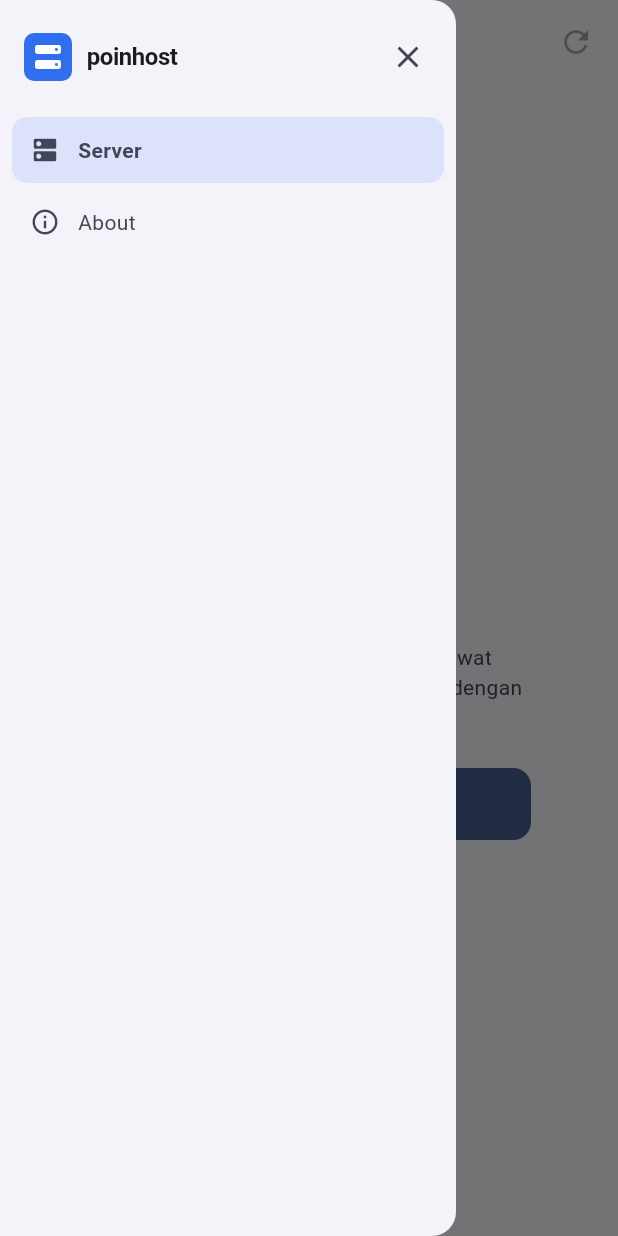
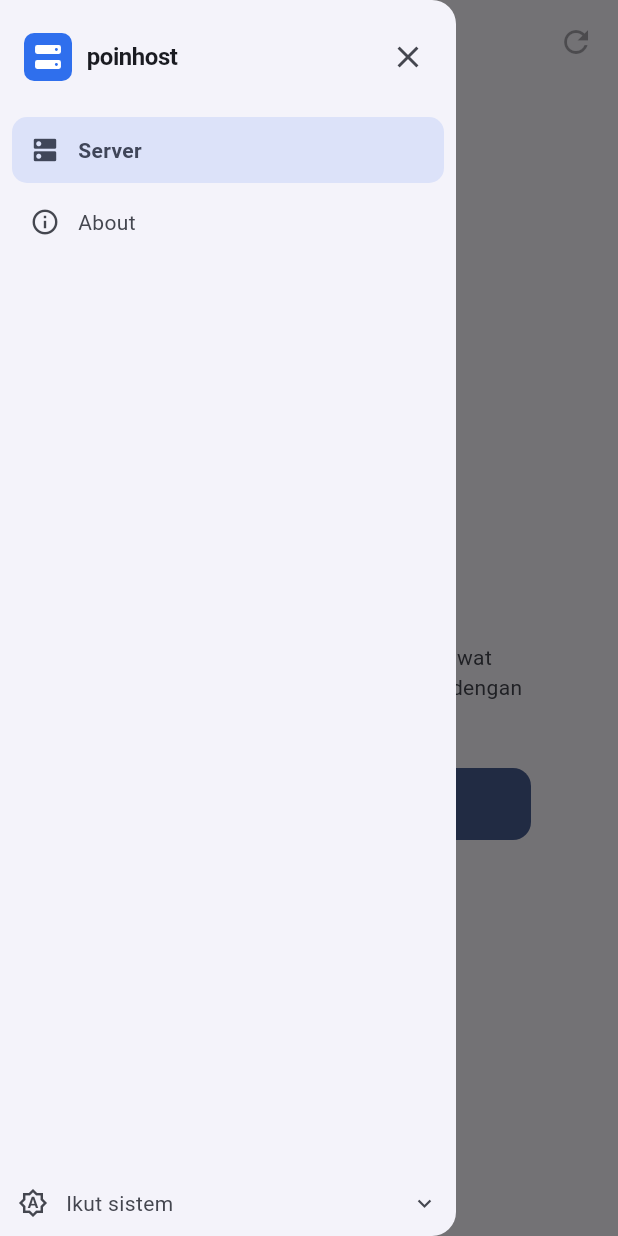
Before and after one commit to andyresta/poinhost, a Flutter app: the screen it shows after launch, after a tap on the "menu" icon, on a phone screen of 412 x 824 dp. Run offline on Flutter 3.47's test engine with Material 3 defaults, Android fonts, the phone set to English and light mode, and no system bars; our stand-ins replace flutter_secure_storage.

Commit message:
Add a theme picker, and stop the web build flashing white
Three choices, not a switch: System, Light, Dark. "Follow system" is the
default and has to be reachable again — a two-way switch turns it into a
one-way door, where the first tap stops the app following the phone's own
setting forever with no way back. It sits at the foot of the sidebar, so it
is reachable from either screen and in either layout.

The preference persists through the secure storage already in the project
rather than adding shared_preferences for one value. A theme is not a
secret, so that is semantically heavier than it needs to be, but a second
plugin is another native build surface that can break — and this project has
already paid that price once, when the Windows build failed because a plugin
wanted ATL. One read at startup will not be felt.

Separately: web/index.html set no background at all, so the page was the
browser's white until Flutter painted its first frame. That is the same flash
already fixed on Android, just moved to the web build; html and body now
carry the same colour as the Dart splash.

Checked by test, not by eye: the picker cycles through all three and back to
system, and the choice survives a reload. The user-visible answer to "what is
the white strip on the left" is that it is not the app — it is the edge of
the Claude window beside the preview pane; inside the pane the app fills the
width.

Co-Authored-By: Claude Opus 5 <noreply@anthropic.com>

```diff
--- a/mobile/lib/main.dart
+++ b/mobile/lib/main.dart
@@ -2,10 +2,14 @@ import 'package:flutter/material.dart';
 
 import 'src/app.dart';
 import 'src/session.dart';
+import 'src/settings.dart';
 import 'src/storage/credential_store.dart';
 
 void main() {
   WidgetsFlutterBinding.ensureInitialized();
+
+  final settings = AppSettings(store: const SecureSettingsStore());
+  settings.load();
 
   final workspace = Workspace(store: const SecureCredentialStore());
   // Dijalankan TANPA await: kredensial dibaca dari keychain lalu tiap server
@@ -15,5 +19,5 @@ void main() {
   // jendela native, sehingga peralihannya tidak terlihat.
   workspace.restore();
 
-  runApp(PoinhostApp(workspace: workspace));
+  runApp(PoinhostApp(workspace: workspace, settings: settings));
 }
--- a/mobile/lib/src/app.dart
+++ b/mobile/lib/src/app.dart
@@ -3,6 +3,7 @@ import 'package:flutter/material.dart';
 import 'screens/shell.dart';
 import 'screens/splash_screen.dart';
 import 'session.dart';
+import 'settings.dart';
 import 'theme.dart';
 
 /// Akar app.
@@ -12,17 +13,25 @@ import 'theme.dart';
 /// kosong, yang tidak bisa dibedakan dari "belum ada server sama sekali"
 /// oleh orang yang sebenarnya punya lima.
 class PoinhostApp extends StatelessWidget {
-  const PoinhostApp({super.key, required this.workspace});
+  const PoinhostApp({
+    super.key,
+    required this.workspace,
+    required this.settings,
+  });
 
   final Workspace workspace;
+  final AppSettings settings;
 
   @override
   Widget build(BuildContext context) {
-    return MaterialApp(
+    return AnimatedBuilder(
+      animation: settings,
+      builder: (context, _) => MaterialApp(
         title: 'poinhost',
         debugShowCheckedModeBanner: false,
         theme: buildTheme(Brightness.light),
         darkTheme: buildTheme(Brightness.dark),
+        themeMode: settings.mode,
         home: AnimatedBuilder(
           animation: workspace,
           builder: (context, _) {
@@ -31,11 +40,16 @@ class PoinhostApp extends StatelessWidget {
               // yang sedang terisi, bukan dua tempat yang berbeda.
               duration: const Duration(milliseconds: 320),
               child: workspace.restored
-                ? AppShell(key: const ValueKey('shell'), workspace: workspace)
+                  ? AppShell(
+                      key: const ValueKey('shell'),
+                      workspace: workspace,
+                      settings: settings,
+                    )
                   : const SplashScreen(key: ValueKey('splash')),
             );
           },
         ),
+      ),
     );
   }
 }
--- a/mobile/lib/src/screens/shell.dart
+++ b/mobile/lib/src/screens/shell.dart
@@ -1,6 +1,7 @@
 import 'package:flutter/material.dart';
 
 import '../session.dart';
+import '../settings.dart';
 import '../widgets/brand.dart';
 import 'about_screen.dart';
 import 'servers_screen.dart';
@@ -25,9 +26,14 @@ enum ShellSection {
 /// menetap di tempatnya dan tombolnya hanya menyempitkan jadi ikon saja.
 /// Satu perilaku untuk kedua ukuran selalu salah di salah satunya.
 class AppShell extends StatefulWidget {
-  const AppShell({super.key, required this.workspace});
+  const AppShell({
+    super.key,
+    required this.workspace,
+    required this.settings,
+  });
 
   final Workspace workspace;
+  final AppSettings settings;
 
   @override
   State<AppShell> createState() => _AppShellState();
@@ -50,6 +56,7 @@ class _AppShellState extends State<AppShell> {
           ? null
           : Drawer(
               child: _SidebarContent(
+                settings: widget.settings,
                 selected: _section,
                 expanded: true,
                 onSelect: (s) {
@@ -68,6 +75,7 @@ class _AppShellState extends State<AppShell> {
           children: [
             if (wide)
               _Sidebar(
+                settings: widget.settings,
                 expanded: _expanded,
                 selected: _section,
                 onSelect: (s) => setState(() => _section = s),
@@ -115,12 +123,14 @@ class _Content extends StatelessWidget {
 /// Sidebar yang menetap di layar lebar, bisa disempitkan jadi ikon saja.
 class _Sidebar extends StatelessWidget {
   const _Sidebar({
+    required this.settings,
     required this.expanded,
     required this.selected,
     required this.onSelect,
     required this.onToggle,
   });
 
+  final AppSettings settings;
   final bool expanded;
   final ShellSection selected;
   final ValueChanged<ShellSection> onSelect;
@@ -134,6 +144,7 @@ class _Sidebar extends StatelessWidget {
       width: expanded ? 216 : 72,
       color: Theme.of(context).colorScheme.surfaceContainerLow,
       child: _SidebarContent(
+        settings: settings,
         selected: selected,
         expanded: expanded,
         onSelect: onSelect,
@@ -145,6 +156,7 @@ class _Sidebar extends StatelessWidget {
 
 class _SidebarContent extends StatelessWidget {
   const _SidebarContent({
+    required this.settings,
     required this.selected,
     required this.expanded,
     required this.onSelect,
@@ -152,6 +164,7 @@ class _SidebarContent extends StatelessWidget {
     this.onClose,
   });
 
+  final AppSettings settings;
   final ShellSection selected;
   final bool expanded;
   final ValueChanged<ShellSection> onSelect;
@@ -206,6 +219,7 @@ class _SidebarContent extends StatelessWidget {
             onTap: () => onSelect(s),
           ),
         const Spacer(),
+        _ThemeControl(settings: settings, expanded: expanded),
         if (onToggle != null)
           Padding(
             padding: const EdgeInsets.all(8),
@@ -292,3 +306,84 @@ class _SidebarItem extends StatelessWidget {
     );
   }
 }
+
+/// Pilihan terang/gelap, di kaki sidebar.
+///
+/// Tiga pilihan, bukan sakelar dua arah. "Ikut sistem" adalah bawaannya dan
+/// harus bisa dikembalikan — sakelar dua arah mengubahnya jadi pilihan
+/// sekali jalan: begitu seseorang menekannya, app berhenti mengikuti setelan
+/// HP-nya selamanya dan tidak ada jalan kembali.
+class _ThemeControl extends StatelessWidget {
+  const _ThemeControl({required this.settings, required this.expanded});
+
+  final AppSettings settings;
+  final bool expanded;
+
+  @override
+  Widget build(BuildContext context) {
+    final theme = Theme.of(context);
+
+    return AnimatedBuilder(
+      animation: settings,
+      builder: (context, _) {
+        final current = settings.mode;
+
+        return Padding(
+          padding: EdgeInsets.symmetric(horizontal: expanded ? 12 : 8),
+          child: PopupMenuButton<ThemeMode>(
+            tooltip: 'Tampilan: ${current.label}',
+            initialValue: current,
+            onSelected: settings.setMode,
+            position: PopupMenuPosition.under,
+            itemBuilder: (context) => [
+              for (final m in ThemeMode.values)
+                PopupMenuItem(
+                  value: m,
+                  child: Row(
+                    children: [
+                      Icon(m.icon, size: 18),
+                      const SizedBox(width: 10),
+                      Text(m.label),
+                    ],
+                  ),
+                ),
+            ],
+            child: Padding(
+              padding: const EdgeInsets.symmetric(vertical: 12),
+              child: Row(
+                mainAxisAlignment: expanded
+                    ? MainAxisAlignment.start
+                    : MainAxisAlignment.center,
+                children: [
+                  Icon(
+                    current.icon,
+                    size: 20,
+                    color: theme.colorScheme.onSurfaceVariant,
+                  ),
+                  if (expanded) ...[
+                    const SizedBox(width: 12),
+                    Expanded(
+                      child: Text(
+                        current.label,
+                        maxLines: 1,
+                        overflow: TextOverflow.ellipsis,
+                        style: theme.textTheme.bodyMedium?.copyWith(
+                          color: theme.colorScheme.onSurfaceVariant,
+                        ),
+                      ),
+                    ),
+                    Icon(
+                      Icons.expand_more,
+                      size: 18,
+                      color: theme.colorScheme.onSurfaceVariant,
+                    ),
+                  ],
+                ],
+              ),
+            ),
+          ),
+        );
+      },
+    );
+  }
+}
--- /dev/null
+++ b/mobile/lib/src/settings.dart
@@ -0,0 +1,94 @@
+import 'package:flutter/material.dart';
+import 'package:flutter_secure_storage/flutter_secure_storage.dart';
+
+/// Tempat pilihan tampilan disimpan.
+///
+/// Memakai ULANG flutter_secure_storage, bukan menambah shared_preferences
+/// demi satu nilai. Tema bukan rahasia, jadi secara makna ini agak berlebihan
+/// — tapi plugin kedua berarti satu lagi permukaan build native yang bisa
+/// patah, dan di proyek ini hal itu sudah terbukti mahal: build Windows
+/// gagal gara-gara satu plugin menuntut ATL. Satu kali baca saat start tidak
+/// akan terasa.
+abstract class SettingsStore {
+  Future<String?> read(String key);
+  Future<void> write(String key, String value);
+}
+
+class SecureSettingsStore implements SettingsStore {
+  const SecureSettingsStore([
+    this._storage = const FlutterSecureStorage(
+      iOptions: IOSOptions(accessibility: KeychainAccessibility.first_unlock),
+    ),
+  ]);
+
+  final FlutterSecureStorage _storage;
+
+  @override
+  Future<String?> read(String key) => _storage.read(key: key);
+
+  @override
+  Future<void> write(String key, String value) =>
+      _storage.write(key: key, value: value);
+}
+
+class InMemorySettingsStore implements SettingsStore {
+  final Map<String, String> _values = {};
+
+  @override
+  Future<String?> read(String key) async => _values[key];
+
+  @override
+  Future<void> write(String key, String value) async => _values[key] = value;
+}
+
+/// Pilihan tampilan.
+class AppSettings extends ChangeNotifier {
+  AppSettings({required SettingsStore store}) : _store = store;
+
+  final SettingsStore _store;
+
+  static const _keyThemeMode = 'ui.themeMode';
+
+  /// Bawaannya IKUT SISTEM, bukan gelap.
+  ///
+  /// App yang memaksakan temanya sendiri adalah app yang menyala terang di
+  /// tangan orang yang sudah menyetel seluruh HP-nya gelap — dan sebaliknya.
+  /// Yang memang ingin memaksa punya pilihannya di sidebar.
+  ThemeMode mode = ThemeMode.system;
+
+  Future<void> load() async {
+    mode = _parse(await _store.read(_keyThemeMode));
+    notifyListeners();
+  }
+
+  Future<void> setMode(ThemeMode next) async {
+    if (next == mode) return;
+    mode = next;
+    notifyListeners();
+    // Disimpan SETELAH layar berubah: menulis ke keychain butuh waktu, dan
+    // menunggunya lebih dulu membuat tombol terasa macet.
+    await _store.write(_keyThemeMode, next.name);
+  }
+
+  static ThemeMode _parse(String? raw) {
+    for (final m in ThemeMode.values) {
+      if (m.name == raw) return m;
+    }
+    return ThemeMode.system;
+  }
+}
+
+/// Label tiap pilihan, dalam bahasa yang dipakai layar.
+extension ThemeModeLabel on ThemeMode {
+  String get label => switch (this) {
+        ThemeMode.system => 'Ikut sistem',
+        ThemeMode.light => 'Terang',
+        ThemeMode.dark => 'Gelap',
+      };
+
+  IconData get icon => switch (this) {
+        ThemeMode.system => Icons.brightness_auto_outlined,
+        ThemeMode.light => Icons.light_mode_outlined,
+        ThemeMode.dark => Icons.dark_mode_outlined,
+      };
+}
```
Also changed, not shown: 3 other files. Lines whose indentation alone changed are shown as unchanged.
